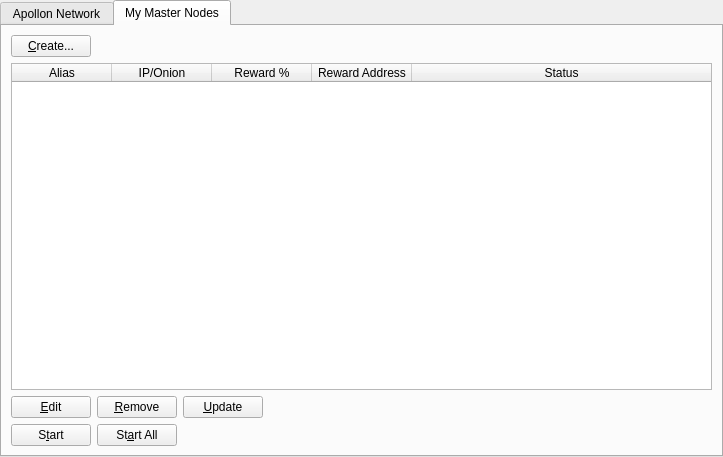
This is src/qt/forms/masternodemanager.ui in apollondeveloper/ApollonCoin as Qt 5 draws it before an edit. The edited form follows.
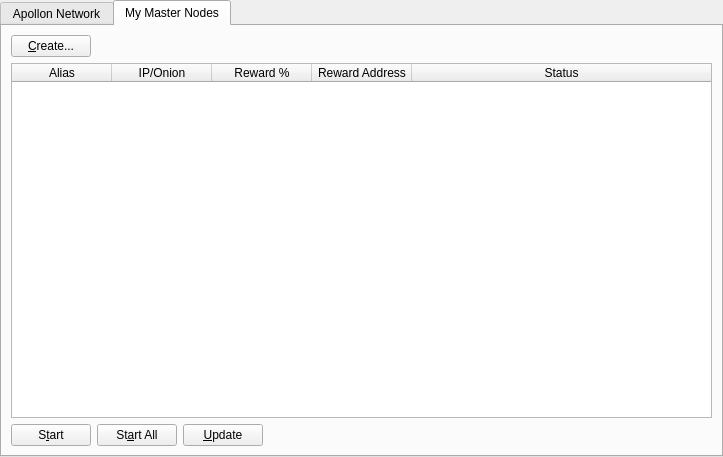
This is the edited form.

Commit message: removed inoperable masternode tab buttons

What changed in the file:
```diff
--- a/src/qt/forms/masternodemanager.ui
+++ b/src/qt/forms/masternodemanager.ui
@@ -215,40 +215,6 @@
              <property name="bottomMargin">
               <number>0</number>
              </property>
-             <item>
-              <widget class="QPushButton" name="editButton">
-               <property name="text">
-                <string>&amp;Edit</string>
-               </property>
-              </widget>
-             </item>
-             <item>
-              <widget class="QPushButton" name="removeButton">
-               <property name="text">
-                <string>&amp;Remove</string>
-               </property>
-              </widget>
-             </item>
-             <item>
-              <widget class="QPushButton" name="UpdateButton">
-               <property name="text">
-                <string>&amp;Update</string>
-               </property>
-              </widget>
-             </item>
-             <item>
-              <spacer name="horizontalSpacer_2">
-               <property name="orientation">
-                <enum>Qt::Horizontal</enum>
-               </property>
-               <property name="sizeHint" stdset="0">
-                <size>
-                 <width>40</width>
-                 <height>20</height>
-                </size>
-               </property>
-              </spacer>
-             </item>
             </layout>
            </item>
            <item>
@@ -277,6 +243,13 @@
                </property>
               </widget>
              </item>
+             <item>
+              <widget class="QPushButton" name="UpdateButton">
+               <property name="text">
+                <string>&amp;Update</string>
+               </property>
+              </widget>
+             </item>
              <item>
               <spacer name="horizontalSpacer_5">
                <property name="orientation">
```
The commit also changes 1 other file.
